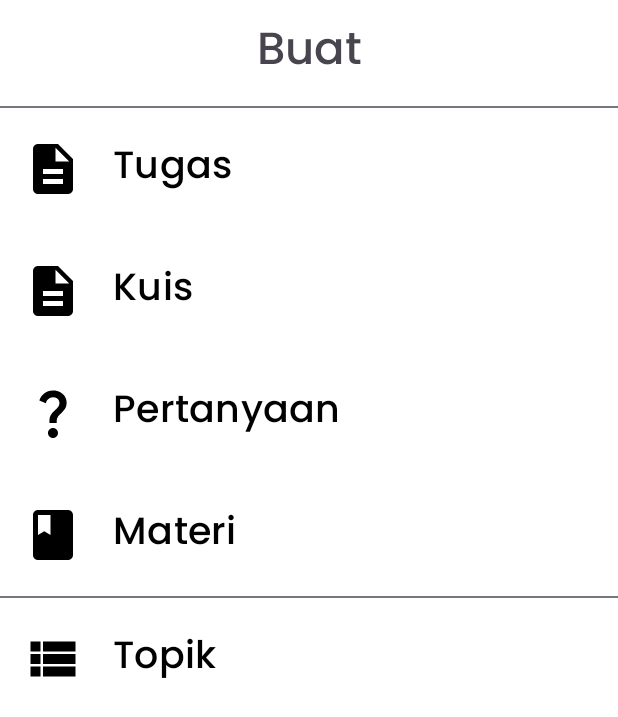
After one commit to Zierch/StudyConnect, an Android app: the layout add_tugas_dialog.xml on its own in the app's theme, with its tools: preview values and no code run, on a phone screen of 412 x 824 dp. The commit adds this screen. Shown: the top 717 px of the screen. Run offline under Robolectric (Android 15) with nearby library versions, the phone set to English and light mode, and no system bars.

Commit message:
add add_tugas_dialog.xml desain

```diff
--- /dev/null
+++ b/app/src/main/res/drawable/baseline_book_24.xml
@@ -0,0 +1,5 @@
+<vector xmlns:android="http://schemas.android.com/apk/res/android" android:height="24dp" android:tint="#000000" android:viewportHeight="24" android:viewportWidth="24" android:width="24dp">
+
+    <path android:fillColor="@android:color/white" android:pathData="M18,2H6c-1.1,0 -2,0.9 -2,2v16c0,1.1 0.9,2 2,2h12c1.1,0 2,-0.9 2,-2V4c0,-1.1 -0.9,-2 -2,-2zM6,4h5v8l-2.5,-1.5L6,12V4z"/>
+
+</vector>
--- /dev/null
+++ b/app/src/main/res/drawable/baseline_question_mark_24.xml
@@ -0,0 +1,5 @@
+<vector xmlns:android="http://schemas.android.com/apk/res/android" android:height="24dp" android:tint="#000000" android:viewportHeight="24" android:viewportWidth="24" android:width="24dp">
+
+    <path android:fillColor="@android:color/white" android:pathData="M11.07,12.85c0.77,-1.39 2.25,-2.21 3.11,-3.44c0.91,-1.29 0.4,-3.7 -2.18,-3.7c-1.69,0 -2.52,1.28 -2.87,2.34L6.54,6.96C7.25,4.83 9.18,3 11.99,3c2.35,0 3.96,1.07 4.78,2.41c0.7,1.15 1.11,3.3 0.03,4.9c-1.2,1.77 -2.35,2.31 -2.97,3.45c-0.25,0.46 -0.35,0.76 -0.35,2.24h-2.89C10.58,15.22 10.46,13.95 11.07,12.85zM14,20c0,1.1 -0.9,2 -2,2s-2,-0.9 -2,-2c0,-1.1 0.9,-2 2,-2S14,18.9 14,20z"/>
+
+</vector>
--- /dev/null
+++ b/app/src/main/res/drawable/baseline_view_list_24.xml
@@ -0,0 +1,5 @@
+<vector xmlns:android="http://schemas.android.com/apk/res/android" android:autoMirrored="true" android:height="24dp" android:tint="#000000" android:viewportHeight="24" android:viewportWidth="24" android:width="24dp">
+
+    <path android:fillColor="@android:color/white" android:pathData="M3,14h4v-4H3V14zM3,19h4v-4H3V19zM3,9h4V5H3V9zM8,14h13v-4H8V14zM8,19h13v-4H8V19zM8,5v4h13V5H8z"/>
+
+</vector>
--- /dev/null
+++ b/app/src/main/res/layout/add_tugas_dialog.xml
@@ -0,0 +1,106 @@
+<?xml version="1.0" encoding="utf-8"?>
+<LinearLayout xmlns:android="http://schemas.android.com/apk/res/android"
+    xmlns:app="http://schemas.android.com/apk/res-auto"
+    android:layout_width="match_parent"
+    android:layout_height="wrap_content"
+    android:background="@color/white"
+    android:orientation="vertical">
+
+    <TextView
+        android:layout_width="match_parent"
+        android:layout_height="wrap_content"
+        android:padding="10dp"
+        android:text="@string/text_buat"
+        android:textAlignment="center"
+        android:textSize="30sp" />
+
+    <View
+        android:layout_width="match_parent"
+        android:layout_height="1dp"
+        android:background="@color/md_theme_outline" />
+
+    <com.google.android.material.button.MaterialButton
+        android:id="@+id/btnAddTugas"
+        android:layout_width="match_parent"
+        android:layout_height="wrap_content"
+        android:backgroundTint="@color/white"
+        android:padding="15dp"
+        android:text="@string/text_tugas"
+        android:textAlignment="textStart"
+        android:textColor="@color/black"
+        android:textSize="25sp"
+        app:cornerRadius="0dp"
+        app:icon="@drawable/baseline_description_24"
+        app:iconPadding="20dp"
+        app:iconSize="40sp"
+        app:iconTint="@color/black" />
+
+    <com.google.android.material.button.MaterialButton
+        android:id="@+id/btnAddKuis"
+        android:layout_width="match_parent"
+        android:layout_height="wrap_content"
+        android:backgroundTint="@color/white"
+        android:padding="15dp"
+        android:text="@string/text_kuis"
+        android:textAlignment="textStart"
+        android:textColor="@color/black"
+        android:textSize="25sp"
+        app:cornerRadius="0dp"
+        app:icon="@drawable/baseline_description_24"
+        app:iconPadding="20dp"
+        app:iconSize="40sp"
+        app:iconTint="@color/black" />
+
+    <com.google.android.material.button.MaterialButton
+        android:id="@+id/btnAddPertanyaan"
+        android:layout_width="match_parent"
+        android:layout_height="wrap_content"
+        android:backgroundTint="@color/white"
+        android:padding="15dp"
+        android:text="@string/text_pertanyaan"
+        android:textAlignment="textStart"
+        android:textColor="@color/black"
+        android:textSize="25sp"
+        app:cornerRadius="0dp"
+        app:icon="@drawable/baseline_question_mark_24"
+        app:iconPadding="20dp"
+        app:iconSize="40sp"
+        app:iconTint="@color/black" />
+
+    <com.google.android.material.button.MaterialButton
+        android:id="@+id/btnAddMateri"
+        android:layout_width="match_parent"
+        android:layout_height="wrap_content"
+        android:backgroundTint="@color/white"
+        android:padding="15dp"
+        android:text="@string/text_materi"
+        android:textAlignment="textStart"
+        android:textColor="@color/black"
+        android:textSize="25sp"
+        app:cornerRadius="0dp"
+        app:icon="@drawable/baseline_book_24"
+        app:iconPadding="20dp"
+        app:iconSize="40sp"
+        app:iconTint="@color/black" />
+
+    <View
+        android:layout_width="match_parent"
+        android:layout_height="1dp"
+        android:background="@color/md_theme_outline" />
+
+    <com.google.android.material.button.MaterialButton
+        android:id="@+id/btnAddTopik"
+        android:layout_width="match_parent"
+        android:layout_height="wrap_content"
+        android:backgroundTint="@color/white"
+        android:padding="15dp"
+        android:text="@string/text_topik"
+        android:textAlignment="textStart"
+        android:textColor="@color/black"
+        android:textSize="25sp"
+        app:cornerRadius="0dp"
+        app:icon="@drawable/baseline_view_list_24"
+        app:iconPadding="20dp"
+        app:iconSize="40sp"
+        app:iconTint="@color/black" />
+</LinearLayout>
--- a/app/src/main/res/values/strings.xml
+++ b/app/src/main/res/values/strings.xml
@@ -36,4 +36,10 @@
     <string name="text_tambahkan_lampiran">Tambahkan Lampiran</string>
     <string name="text_umumkan_sesuatu">Umumkan sesuatu kepada kelas anda</string>
     <string name="lampiran">Lampiran</string>
+    <string name="text_buat">Buat</string>
+    <string name="text_tugas">Tugas</string>
+    <string name="text_kuis">Kuis</string>
+    <string name="text_pertanyaan">Pertanyaan</string>
+    <string name="text_materi">Materi</string>
+    <string name="text_topik">Topik</string>
 </resources>
```
